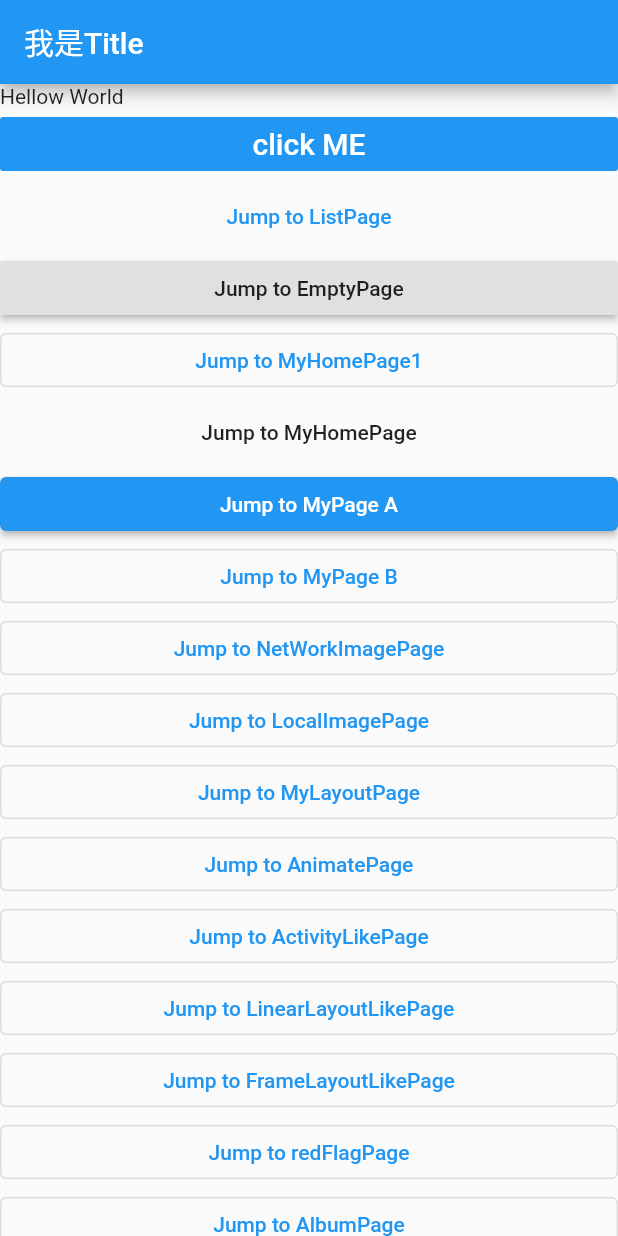
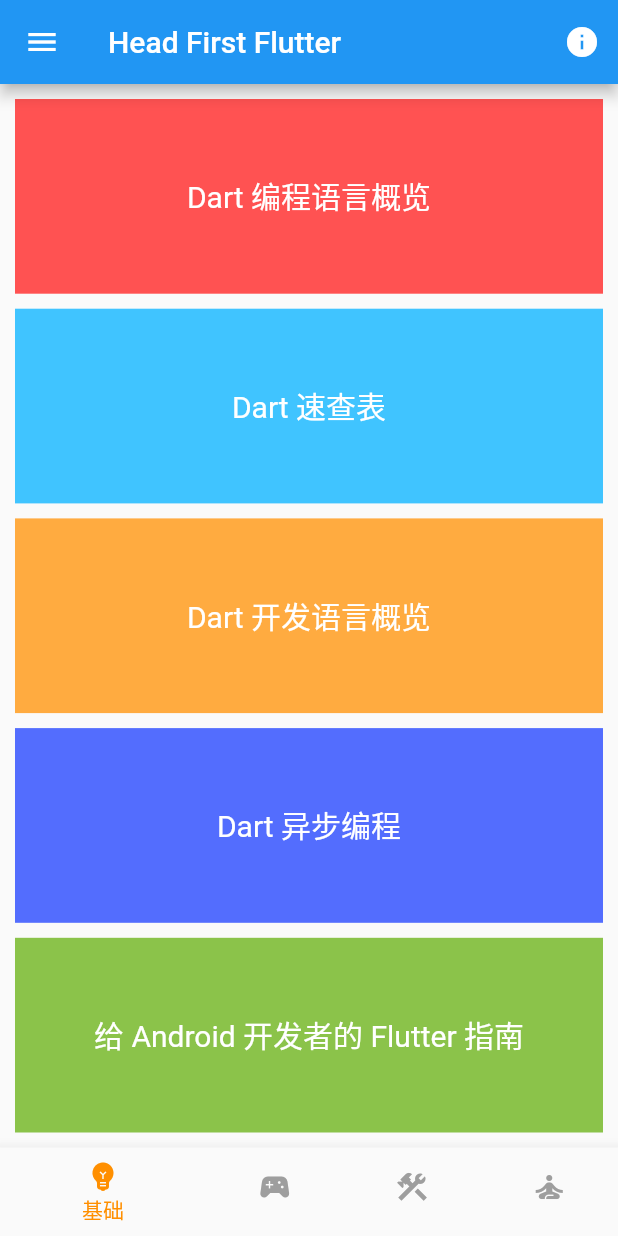
Before and after one commit to kanglongba/my_first_flutter, a Flutter app: the screen it shows after launch, on a phone screen of 412 x 824 dp. Run offline on Flutter 3.47's test engine with Material 2 defaults, Android fonts, the phone set to English and light mode, and no system bars; our stand-ins replace dio, fluttertoast, shared_preferences, sqflite, webview_flutter; accounts and stored records are empty.

Commit message:
添加基础tab

```diff
--- /dev/null
+++ b/lib/foundation/flutter_foundation.dart
@@ -0,0 +1,146 @@
+import 'package:flutter/material.dart';
+import 'package:my_first_flutter/foundation/foundation_webview_data.dart';
+
+class FlutterFoundationWidget extends StatelessWidget {
+  const FlutterFoundationWidget({Key? key}) : super(key: key);
+
+  @override
+  Widget build(BuildContext context) {
+    return Container(
+      padding: const EdgeInsets.all(10),
+      child: Column(
+        mainAxisSize: MainAxisSize.max,
+        mainAxisAlignment: MainAxisAlignment.center,
+        crossAxisAlignment: CrossAxisAlignment.start,
+        children: [
+          Expanded(
+              child: GestureDetector(
+                  onTap: () {
+                    navigateToWebViewPage(
+                        context,
+                        FoundationPageData(
+                            "Dart 编程语言概览", "https://dart.cn/samples"));
+                  },
+                  child: Container(
+                    color: Colors.redAccent,
+                    child: const Center(
+                      // https://dart.cn/samples
+                      child: Text(
+                        "Dart 编程语言概览",
+                        style: TextStyle(
+                          color: Colors.white,
+                          fontSize: 20,
+                        ),
+                      ),
+                    ),
+                  ))),
+          const SizedBox(
+            height: 10,
+          ),
+          Expanded(
+              child: GestureDetector(
+                  onTap: () {
+                    navigateToWebViewPage(
+                        context,
+                        FoundationPageData("Dart 速查表",
+                            "https://dart.cn/codelabs/dart-cheatsheet"));
+                  },
+                  child: Container(
+                    color: Colors.lightBlueAccent,
+                    child: const Center(
+                      // https://dart.cn/codelabs/dart-cheatsheet
+                      child: Text(
+                        "Dart 速查表",
+                        style: TextStyle(
+                          color: Colors.white,
+                          fontSize: 20,
+                        ),
+                      ),
+                    ),
+                  ))),
+          const SizedBox(
+            height: 10,
+          ),
+          Expanded(
+              child: GestureDetector(
+                  onTap: () {
+                    navigateToWebViewPage(
+                        context,
+                        FoundationPageData("Dart 开发语言概览",
+                            "https://dart.cn/guides/language/language-tour"));
+                  },
+                  child: Container(
+                    color: Colors.orangeAccent,
+                    child: const Center(
+                      // https://dart.cn/guides/language/language-tour
+                      child: Text(
+                        "Dart 开发语言概览",
+                        style: TextStyle(
+                          color: Colors.white,
+                          fontSize: 20,
+                        ),
+                      ),
+                    ),
+                  ))),
+          const SizedBox(
+            height: 10,
+          ),
+          Expanded(
+              child: GestureDetector(
+                  onTap: () {
+                    navigateToWebViewPage(
+                        context,
+                        FoundationPageData("Dart 异步编程",
+                            "https://dart.cn/codelabs/async-await"));
+                  },
+                  child: Container(
+                    color: Colors.indigoAccent,
+                    child: const Center(
+                      // https://dart.cn/codelabs/async-await
+                      child: Text(
+                        "Dart 异步编程",
+                        style: TextStyle(
+                          color: Colors.white,
+                          fontSize: 20,
+                        ),
+                      ),
+                    ),
+                  ))),
+          const SizedBox(
+            height: 10,
+          ),
+          Expanded(
+              child: GestureDetector(
+                  onTap: () {
+                    navigateToWebViewPage(
+                        context,
+                        FoundationPageData("给 Android 开发者的 Flutter 指南",
+                            "https://flutter.cn/docs/get-started/flutter-for/android-devs"));
+                  },
+                  child: Container(
+                    color: Colors.lightGreen,
+                    child: const Center(
+                      // https://flutter.cn/docs/get-started/flutter-for/android-devs
+                      child: Text(
+                        "给 Android 开发者的 Flutter 指南",
+                        style: TextStyle(
+                          color: Colors.white,
+                          fontSize: 20,
+                        ),
+                      ),
+                    ),
+                  ))),
+        ],
+      ),
+    );
+  }
+
+  /// 如果没注册路由，也可以这么跳转：lib/official/custom_my_widget.dart:301
+  void navigateToWebViewPage(BuildContext context, FoundationPageData data) {
+    Navigator.pushNamed(
+      context,
+      '/foundationWebViewPage',
+      arguments: data,
+    );
+  }
+}
--- /dev/null
+++ b/lib/foundation/foundation_webview_data.dart
@@ -0,0 +1,8 @@
+class FoundationPageData {
+  String title;
+  String pageUrl;
+
+  FoundationPageData(this.title, this.pageUrl);
+
+  FoundationPageData.of(this.title, this.pageUrl);
+}
--- /dev/null
+++ b/lib/foundation/foundation_webview_page.dart
@@ -0,0 +1,46 @@
+import 'dart:io';
+
+import 'package:flutter/material.dart';
+import 'package:webview_flutter/webview_flutter.dart';
+
+import 'foundation_webview_data.dart';
+
+/// https://pub.dev/packages/webview_flutter
+class FoundationWebViewPage extends StatefulWidget {
+  const FoundationWebViewPage({Key? key}) : super(key: key);
+
+  @override
+  State createState() {
+    return FoundationWebViewState();
+  }
+}
+
+class FoundationWebViewState extends State<FoundationWebViewPage> {
+  late FoundationPageData _pageData;
+
+  @override
+  void initState() {
+    super.initState();
+    // Enable virtual display.
+    if (Platform.isAndroid) {
+      WebView.platform = AndroidWebView();
+    }
+  }
+
+  @override
+  Widget build(BuildContext context) {
+    // 接收页面传递的数据
+    if (ModalRoute.of(context)!.settings.arguments != null) {
+      _pageData =
+          ModalRoute.of(context)!.settings.arguments as FoundationPageData;
+    }
+    return Scaffold(
+      appBar: AppBar(
+        title: Text(_pageData.title),
+      ),
+      body: WebView(
+        initialUrl: _pageData.pageUrl,
+      ),
+    );
+  }
+}
--- /dev/null
+++ b/lib/home/app_home_page.dart
@@ -0,0 +1,126 @@
+import 'package:flutter/material.dart';
+import 'package:fluttertoast/fluttertoast.dart';
+import 'package:my_first_flutter/foundation/flutter_foundation.dart';
+
+class AppHomePage extends StatefulWidget {
+  const AppHomePage({Key? key}) : super(key: key);
+
+  @override
+  State createState() {
+    return AppHomeState();
+  }
+}
+
+/// https://api.flutter.dev/flutter/material/BottomNavigationBar-class.html
+class AppHomeState extends State<AppHomePage> {
+  late int _selectedIndex;
+
+  @override
+  void initState() {
+    super.initState();
+    _selectedIndex = 0;
+  }
+
+  @override
+  Widget build(BuildContext context) {
+    return Scaffold(
+      appBar: AppBar(
+        title: const Text("Head First Flutter"),
+        actions: [
+          IconButton(
+              onPressed: () {
+                Fluttertoast.showToast(msg: "Flutter学习工程");
+              },
+              icon: const Icon(Icons.info))
+        ],
+      ),
+      drawer: Drawer(
+        child: ListView(
+          padding: EdgeInsets.zero,
+          children: [
+            DrawerHeader(
+              decoration: const BoxDecoration(
+                color: Colors.blue,
+              ),
+              child: Column(
+                crossAxisAlignment: CrossAxisAlignment.start,
+                mainAxisAlignment: MainAxisAlignment.start,
+                children: const [
+                  CircleAvatar(
+                    backgroundImage: AssetImage("assets/images/avatar.jpeg"),
+                    backgroundColor: Colors.transparent,
+                    radius: 45,
+                  ),
+                  //填充间隙
+                  Spacer(),
+                  Text(
+                    "史上最牛逼的长线投资",
+                    style: TextStyle(
+                      color: Colors.white,
+                      fontSize: 20,
+                      fontStyle: FontStyle.normal,
+                      fontWeight: FontWeight.bold,
+                      fontFamily: 'Roboto',
+                    ),
+                  )
+                ],
+              ),
+            ),
+            ListTile(
+              leading: const Icon(Icons.delete),
+              title: const Text(
+                "回收站",
+                style: TextStyle(fontSize: 15),
+              ),
+              subtitle: const Text("废弃的、不方便归类的demo"),
+              onTap: () {},
+            ),
+            ListTile(
+              leading: const Icon(
+                Icons.arrow_back,
+              ),
+              title: const Text(
+                "退出",
+                style: TextStyle(fontSize: 15),
+              ),
+              onTap: () {
+                Navigator.pop(context);
+              },
+            )
+          ],
+        ),
+      ),
+      bottomNavigationBar: BottomNavigationBar(
+        backgroundColor: Colors.lightBlue,
+        currentIndex: _selectedIndex,
+        selectedItemColor: Colors.amber[800],
+        unselectedItemColor: Colors.grey,
+        onTap: (index) {
+          setState(() {
+            _selectedIndex = index;
+          });
+        },
+        items: const [
+          BottomNavigationBarItem(icon: Icon(Icons.emoji_objects), label: '基础'),
+          BottomNavigationBarItem(
+              icon: Icon(Icons.sports_esports), label: '入门'),
+          BottomNavigationBarItem(icon: Icon(Icons.construction), label: '练习'),
+          BottomNavigationBarItem(
+              icon: Icon(Icons.self_improvement), label: '实践'),
+        ],
+      ),
+      body: Container(
+        child: getBody(),
+      ),
+    );
+  }
+
+  Widget getBody() {
+    switch (_selectedIndex) {
+      case 0:
+        return const FlutterFoundationWidget();
+      default:
+        return const FlutterFoundationWidget();
+    }
+  }
+}
--- a/lib/main.dart
+++ b/lib/main.dart
@@ -11,6 +11,8 @@ import 'package:my_first_flutter/official/official_guide_page.dart';
 import 'package:my_first_flutter/photo/photo_list_page.dart';
 
 import 'burhanrashid/red_flag.dart';
+import 'foundation/foundation_webview_page.dart';
+import 'home/app_home_page.dart';
 import 'official/official_guide_cake_evaluate.dart';
 import 'official/official_guide_demo.dart';
 import 'official/official_guide_girl_db.dart';
@@ -47,7 +49,7 @@ class MyApp extends StatelessWidget {
         // is not restarted.
         primarySwatch: Colors.blue,
       ),
-      home: const MyHomePage2(),
+      home: const AppHomePage(),
       routes: <String, WidgetBuilder>{
         '/a': (BuildContext context) => MyPage(title: 'page A'),
         '/b': (BuildContext context) => MyPage(title: 'page B'),
@@ -98,7 +100,9 @@ class MyApp extends StatelessWidget {
         '/cakeEvaluatePage': (context) => const CakeEvaluatePage(),
         '/girlGalleryPage': (context) => const GirlGalleryPage(),
         '/girlDatabasePage': (context) => const GirlDatabasePage(),
-        '/redFlagPage': (context) => RedFlagPage(),
+        '/redFlagPage': (context) => const RedFlagPage(),
+        '/foundationWebViewPage': (context) => const FoundationWebViewPage(),
+        '/appHomePage': (context) => const AppHomePage(),
       },
     );
   }
```
Also changed, not shown: pubspec.yaml (+7 -0 lines), assets/images/avatar.jpeg (added), assets/images/girl33.jpeg (added), assets/images/girl34.jpeg (added), assets/images/girl35.jpeg (added), assets/images/girl36.jpeg (added), pubspec.lock, 1 other file.
